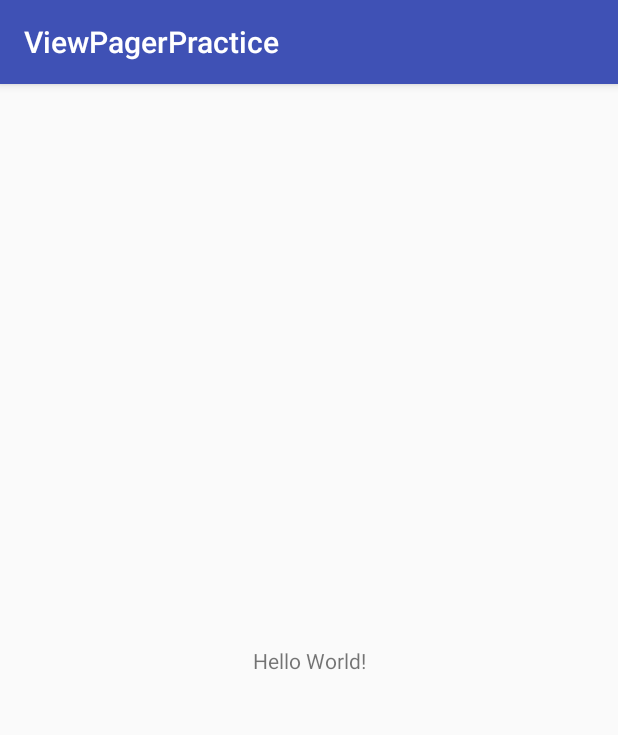
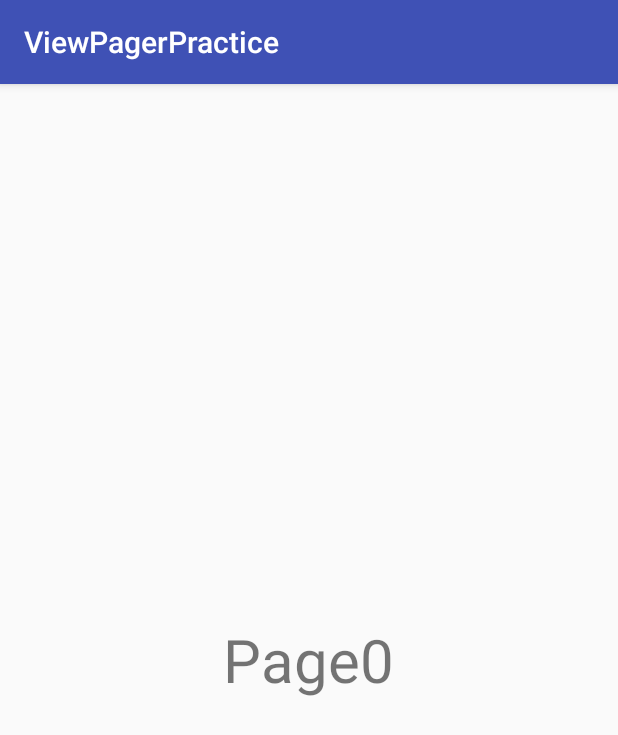
Before and after one commit to hptg1994/ViewPagerPractice, an Android app: the screen it shows after launch (MainActivity), on a phone screen of 412 x 824 dp. Shown: the top 735 px of the screen. Run offline under Robolectric (Android 15) with nearby library versions, the phone set to English and light mode, and no system bars.

Commit message:
Simpliest add

```diff
--- a/app/src/main/java/edu/stevens/hptg/viewpagerpractice/MainActivity.java
+++ b/app/src/main/java/edu/stevens/hptg/viewpagerpractice/MainActivity.java
@@ -1,5 +1,9 @@
 package edu.stevens.hptg.viewpagerpractice;
 
+import android.support.v4.app.Fragment;
+import android.support.v4.app.FragmentManager;
+import android.support.v4.app.FragmentPagerAdapter;
+import android.support.v4.view.ViewPager;
 import android.support.v7.app.AppCompatActivity;
 import android.os.Bundle;
 
@@ -9,5 +13,25 @@ public class MainActivity extends AppCompatActivity {
     protected void onCreate(Bundle savedInstanceState) {
         super.onCreate(savedInstanceState);
         setContentView(R.layout.activity_main);
+
+        ViewPager viewPager = (ViewPager) findViewById(R.id.view_pager);
+        viewPager.setAdapter(new NumberPagerAdapter(getSupportFragmentManager()));
+    }
+
+    private class NumberPagerAdapter extends FragmentPagerAdapter{
+
+        public NumberPagerAdapter(FragmentManager fm) {
+            super(fm);
+        }
+
+        @Override
+        public Fragment getItem(int position) {
+            return PageFragment.newInstance(position);
+        }
+
+        @Override
+        public int getCount() {
+            return 5;
+        }
     }
 }
--- /dev/null
+++ b/app/src/main/java/edu/stevens/hptg/viewpagerpractice/PageFragment.java
@@ -0,0 +1,45 @@
+package edu.stevens.hptg.viewpagerpractice;
+
+import android.os.Bundle;
+import android.support.annotation.NonNull;
+import android.support.annotation.Nullable;
+import android.support.v4.app.Fragment;
+import android.view.LayoutInflater;
+import android.view.View;
+import android.view.ViewGroup;
+import android.widget.TextView;
+
+/**
+ * Created by hptg on 2017/10/1.
+ */
+
+public class PageFragment extends Fragment {
+
+
+    public static final String KEY_PAGE = "page";
+
+    private TextView textView;
+
+    public static PageFragment newInstance(int page) {
+
+        Bundle args = new Bundle();
+        args.putInt(KEY_PAGE, page);
+        PageFragment pagefragment = new PageFragment();
+        pagefragment.setArguments(args);
+        return pagefragment;
+    }
+
+    @Nullable
+    @Override
+    public View onCreateView(LayoutInflater inflater, @Nullable ViewGroup container, @Nullable Bundle savedInstanceState) {
+        View view = inflater.inflate(R.layout.page_fragment,container,false);
+        textView = (TextView) view.findViewById(R.id.text_view);
+        return view;
+    }
+
+    @Override
+    public void onViewCreated(View view, @Nullable Bundle savedInstanceState) {
+        int page = getArguments().getInt(KEY_PAGE);
+        textView.setText("Page" + page);
+    }
+}
--- a/app/src/main/res/layout/activity_main.xml
+++ b/app/src/main/res/layout/activity_main.xml
@@ -1,18 +1,14 @@
 <?xml version="1.0" encoding="utf-8"?>
-<android.support.constraint.ConstraintLayout xmlns:android="http://schemas.android.com/apk/res/android"
+<FrameLayout
+    xmlns:android="http://schemas.android.com/apk/res/android"
     xmlns:app="http://schemas.android.com/apk/res-auto"
     xmlns:tools="http://schemas.android.com/tools"
     android:layout_width="match_parent"
     android:layout_height="match_parent"
     tools:context="edu.stevens.hptg.viewpagerpractice.MainActivity">
+    <android.support.v4.view.ViewPager
+        android:id="@+id/view_pager"
+        android:layout_width="match_parent"
+        android:layout_height="match_parent"/>
 
-    <TextView
-        android:layout_width="wrap_content"
-        android:layout_height="wrap_content"
-        android:text="Hello World!"
-        app:layout_constraintBottom_toBottomOf="parent"
-        app:layout_constraintLeft_toLeftOf="parent"
-        app:layout_constraintRight_toRightOf="parent"
-        app:layout_constraintTop_toTopOf="parent" />
-
-</android.support.constraint.ConstraintLayout>
+</FrameLayout>
--- /dev/null
+++ b/app/src/main/res/layout/page_fragment.xml
@@ -0,0 +1,15 @@
+<?xml version="1.0" encoding="utf-8"?>
+<FrameLayout xmlns:android="http://schemas.android.com/apk/res/android"
+    android:layout_width="match_parent"
+    android:layout_height="match_parent"
+    xmlns:tools="http://schemas.android.com/tools"
+    android:orientation="vertical">
+    <TextView
+        android:id="@+id/text_view"
+        android:layout_width="wrap_content"
+        android:layout_height="wrap_content"
+        android:layout_gravity="center"
+        android:textSize="40sp"
+        tools:text="Page 1"/>
+
+</FrameLayout>
```
